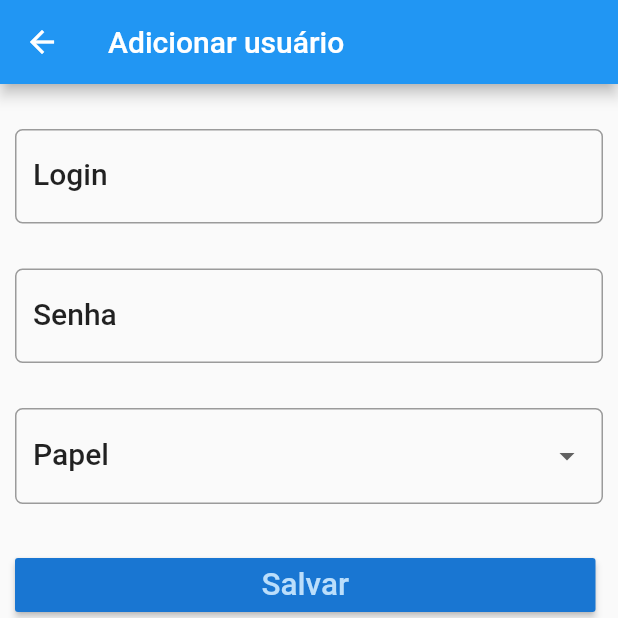
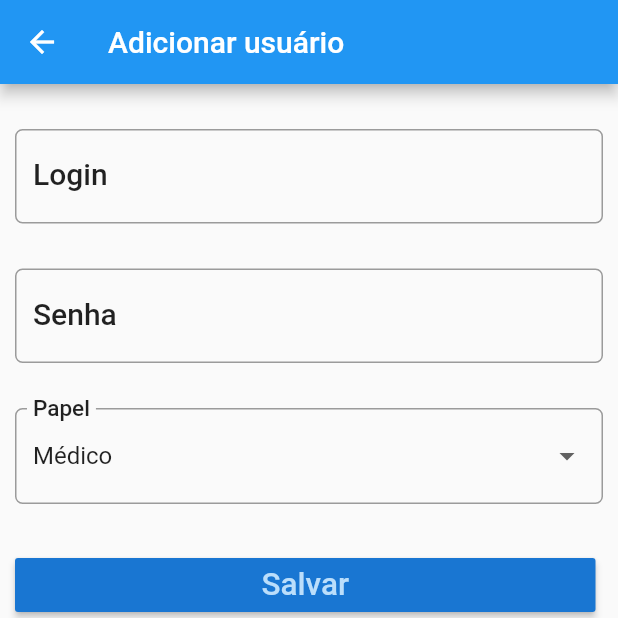
Before and after one commit to vambertojr/hope, a Flutter app: the screen it shows after launch, after a tap on "Entrar", after a tap on "Cadastrar", on a phone screen of 412 x 824 dp, the top half of it. Run offline on Flutter 3.47's test engine with Material 2 defaults, Android fonts, the phone set to English and light mode, and no system bars; our stand-ins replace sqflite; accounts and stored records are empty.

Commit message:
correção de bug no preenchimento do papel do usuário em cadastro

```diff
--- a/lib/visoes/cadastro_usuario.dart
+++ b/lib/visoes/cadastro_usuario.dart
@@ -38,7 +38,10 @@ class CadastroUsuarioState extends State<CadastroUsuario> {
     _usuarioRepositorio = UsuarioRepositorio();
     _loginController = new TextEditingController(text: usuario.login);
     _senhaController = new TextEditingController(text: usuario.senha);
-    _papel = usuario.papel?.isEmpty ? 'Médico' : usuario.papel;
+    if(usuario.papel.isEmpty){
+      usuario.papel = 'Médico';
+    }
+    _papel = usuario.papel;
   }
 
   @override
```
